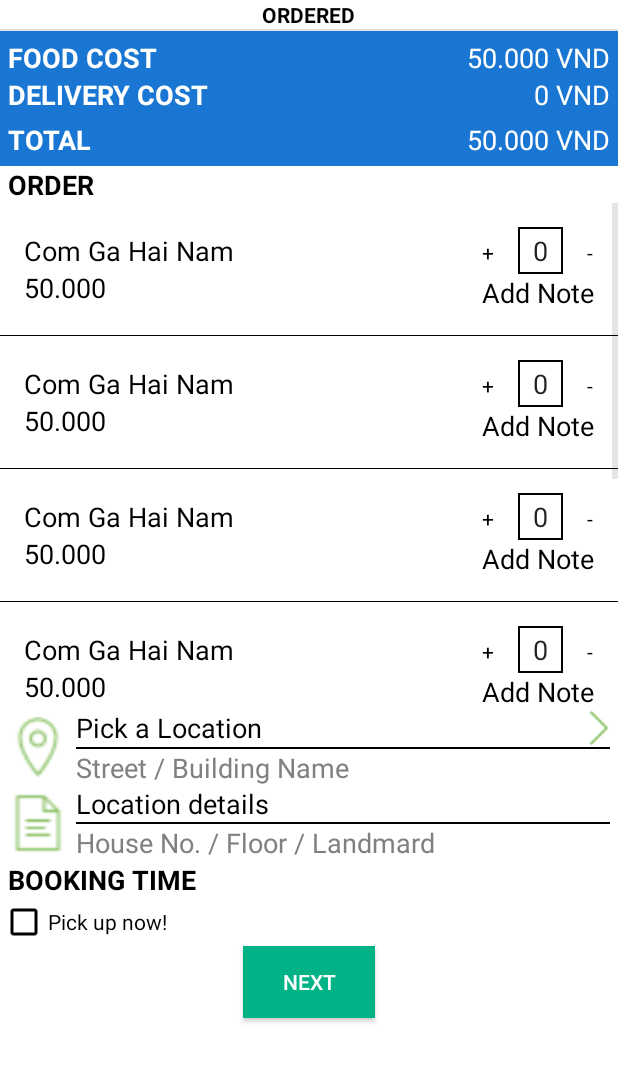
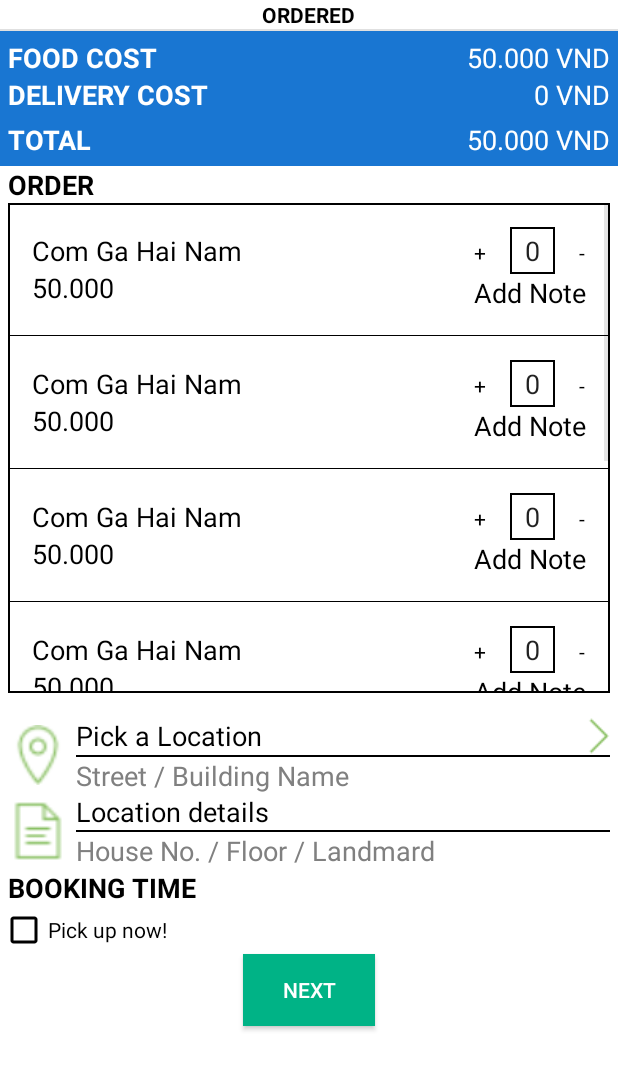
Before and after one commit to bvhloc/goxeom, an Android app: the OrderFoodOrderedActivity screen opened directly, with no data from a screen before it, on a phone screen of 412 x 824 dp. Shown: the top 1070 px of the screen. Run offline under Robolectric (Android 15) with nearby library versions, the phone set to English and light mode, and no system bars; our stand-ins replace Picasso; pictures from the network do not load.

Commit message:
LoginActivity + fix some layout

```diff
--- a/app/build.gradle
+++ b/app/build.gradle
@@ -25,5 +25,6 @@ dependencies {
     compile 'com.android.support:design:23.1.1'
     compile 'com.google.android.gms:play-services:8.3.0'
     compile 'com.squareup.picasso:picasso:2.5.2'
+    compile 'com.squareup.okhttp:okhttp:2.5.0'
     compile 'de.greenrobot:eventbus:2.4.0'
 }
--- a/app/src/main/res/layout/activity_order_food_ordered.xml
+++ b/app/src/main/res/layout/activity_order_food_ordered.xml
@@ -25,73 +25,73 @@
         <View style="@style/Divider" />
 
         <LinearLayout
-            android:orientation="horizontal"
             android:layout_width="match_parent"
             android:layout_height="wrap_content"
-            android:weightSum="1"
             android:background="@color/mBlueText"
-            android:padding="5dp">
+            android:orientation="horizontal"
+            android:padding="5dp"
+            android:weightSum="1">
 
             <LinearLayout
+                android:layout_width="wrap_content"
+                android:layout_height="wrap_content"
                 android:layout_gravity="center"
-                android:orientation="vertical"
-                android:layout_width="wrap_content"
-                android:layout_height="wrap_content">
+                android:orientation="vertical">
 
                 <TextView
                     android:layout_width="wrap_content"
                     android:layout_height="wrap_content"
+                    android:text="@string/upcase_foodcost"
                     android:textAppearance="?android:attr/textAppearanceMedium"
-                    android:text="@string/upcase_foodcost"
-                    android:textStyle="bold"
-                    android:textColor="@color/mAppBackground"/>
+                    android:textColor="@color/mAppBackground"
+                    android:textStyle="bold" />
 
                 <TextView
                     android:layout_width="wrap_content"
                     android:layout_height="wrap_content"
+                    android:text="@string/upcase_deliverycost"
                     android:textAppearance="?android:attr/textAppearanceMedium"
-                    android:text="@string/upcase_deliverycost"
-                    android:textStyle="bold"
-                    android:textColor="@color/mAppBackground"/>
+                    android:textColor="@color/mAppBackground"
+                    android:textStyle="bold" />
 
                 <TextView
-                    android:layout_marginTop="5dp"
                     android:layout_width="wrap_content"
                     android:layout_height="wrap_content"
+                    android:layout_marginTop="5dp"
+                    android:text="@string/upcase_total"
                     android:textAppearance="?android:attr/textAppearanceMedium"
-                    android:text="@string/upcase_total"
-                    android:textStyle="bold"
-                    android:textColor="@color/mAppBackground"/>
+                    android:textColor="@color/mAppBackground"
+                    android:textStyle="bold" />
 
             </LinearLayout>
 
             <LinearLayout
-                android:orientation="vertical"
                 android:layout_width="match_parent"
                 android:layout_height="match_parent"
-                android:gravity="end">
+                android:gravity="end"
+                android:orientation="vertical">
 
                 <TextView
                     android:layout_width="wrap_content"
                     android:layout_height="wrap_content"
+                    android:text="50.000 VND"
                     android:textAppearance="?android:attr/textAppearanceMedium"
-                    android:text="50.000 VND"
-                    android:textColor="@color/mAppBackground"/>
+                    android:textColor="@color/mAppBackground" />
 
                 <TextView
                     android:layout_width="wrap_content"
                     android:layout_height="wrap_content"
+                    android:text="0 VND"
                     android:textAppearance="?android:attr/textAppearanceMedium"
-                    android:text="0 VND"
-                    android:textColor="@color/mAppBackground"/>
+                    android:textColor="@color/mAppBackground" />
 
                 <TextView
-                    android:layout_marginTop="5dp"
                     android:layout_width="wrap_content"
                     android:layout_height="wrap_content"
+                    android:layout_marginTop="5dp"
+                    android:text="50.000 VND"
                     android:textAppearance="?android:attr/textAppearanceMedium"
-                    android:text="50.000 VND"
-                    android:textColor="@color/mAppBackground"/>
+                    android:textColor="@color/mAppBackground" />
 
             </LinearLayout>
 
@@ -108,12 +108,16 @@
             android:textStyle="bold" />
 
         <ListView
+            android:layout_marginBottom="@dimen/activity_vertical_margin"
+            android:id="@+id/lvFood"
             android:layout_width="match_parent"
             android:layout_height="0dp"
+            android:layout_marginLeft="5dp"
+            android:layout_marginRight="5dp"
             android:layout_weight="0.7"
-            android:id="@+id/lvFood"
+            android:background="@drawable/bg_square_edittext"
             android:divider="@color/mBlackDivider"
-            android:dividerHeight="1px"/>
+            android:dividerHeight="1px" />
 
         <LinearLayout
             android:id="@+id/lnlPick"
@@ -221,18 +225,18 @@
 
 
         <CheckBox
+            android:id="@+id/checkBox"
             android:layout_width="wrap_content"
             android:layout_height="wrap_content"
-            android:text="@string/activity_order_food_ordered_pickupnow"
-            android:id="@+id/checkBox" />
+            android:text="@string/activity_order_food_ordered_pickupnow" />
 
         <Button
-            android:layout_gravity="center"
             android:id="@+id/btnNext"
-            android:padding="5dp"
             style="@style/SmallGreenButton"
             android:layout_width="wrap_content"
             android:layout_height="wrap_content"
+            android:layout_gravity="center"
+            android:padding="5dp"
             android:text="@string/upcase_next" />
 
     </LinearLayout>
--- a/app/src/main/res/layout/activity_settings_signup.xml
+++ b/app/src/main/res/layout/activity_settings_signup.xml
@@ -148,6 +148,7 @@
                     android:textColor="@color/mBlackText" />
 
                 <TextView
+                    android:id="@+id/tvLogin"
                     android:layout_width="wrap_content"
                     android:layout_height="wrap_content"
                     android:layout_gravity="center_horizontal"
--- a/app/src/main/res/values/strings.xml
+++ b/app/src/main/res/values/strings.xml
@@ -156,5 +156,6 @@
     <string name="action_settings">Settings</string>
     <string name="title_activity_settings_signup_verify">SettingsSignupVerifyActivity</string>
     <string name="lowcase_items">Items</string>
+    <string name="title_activity_settings_login">SettingsLoginActivity</string>
 
 </resources>
```
Also changed, not shown: app/src/main/AndroidManifest.xml (+12 -9 lines), app/src/main/java/asia/covisoft/goom/activity/settings/SettingsLoginActivity.java (added, +108 -0 lines), app/src/main/java/asia/covisoft/goom/activity/settings/SettingsSignupActivity.java (+8 -4 lines), app/src/main/res/layout/activity_order_confirm.xml (+31 -13 lines), app/src/main/res/layout/activity_order_made.xml (+32 -23 lines), app/src/main/res/layout/activity_settings_login.xml (added, +23 -0 lines), app/src/main/res/layout/activity_settings_signup_verify.xml (+16 -16 lines), 1 other file.
